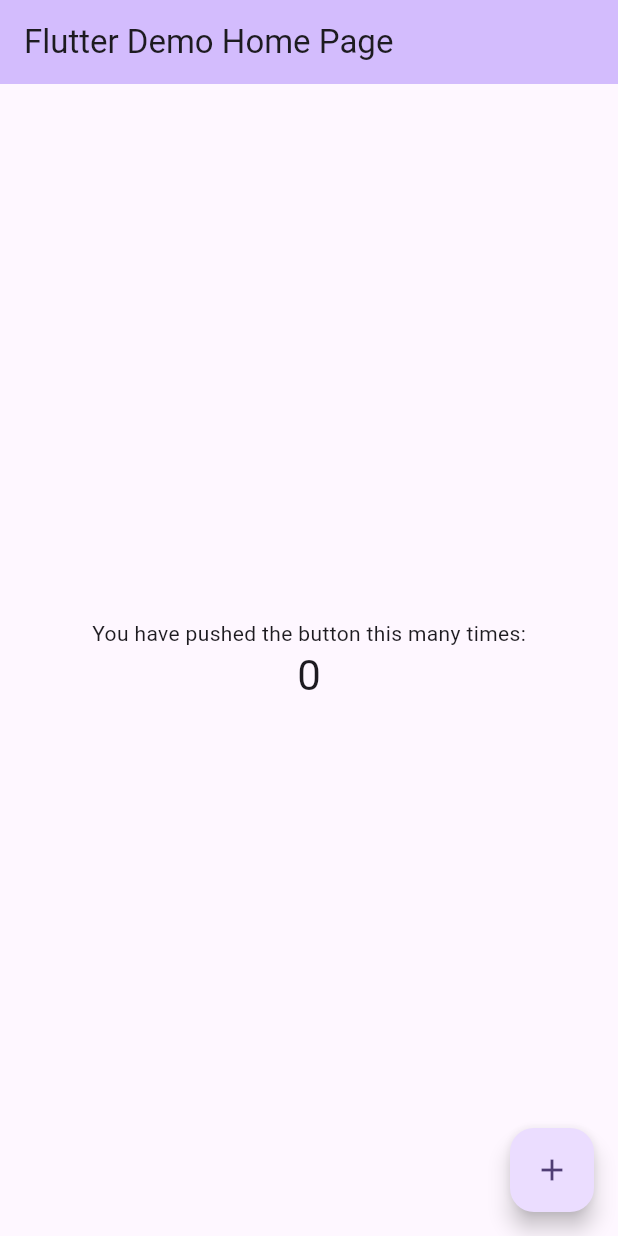
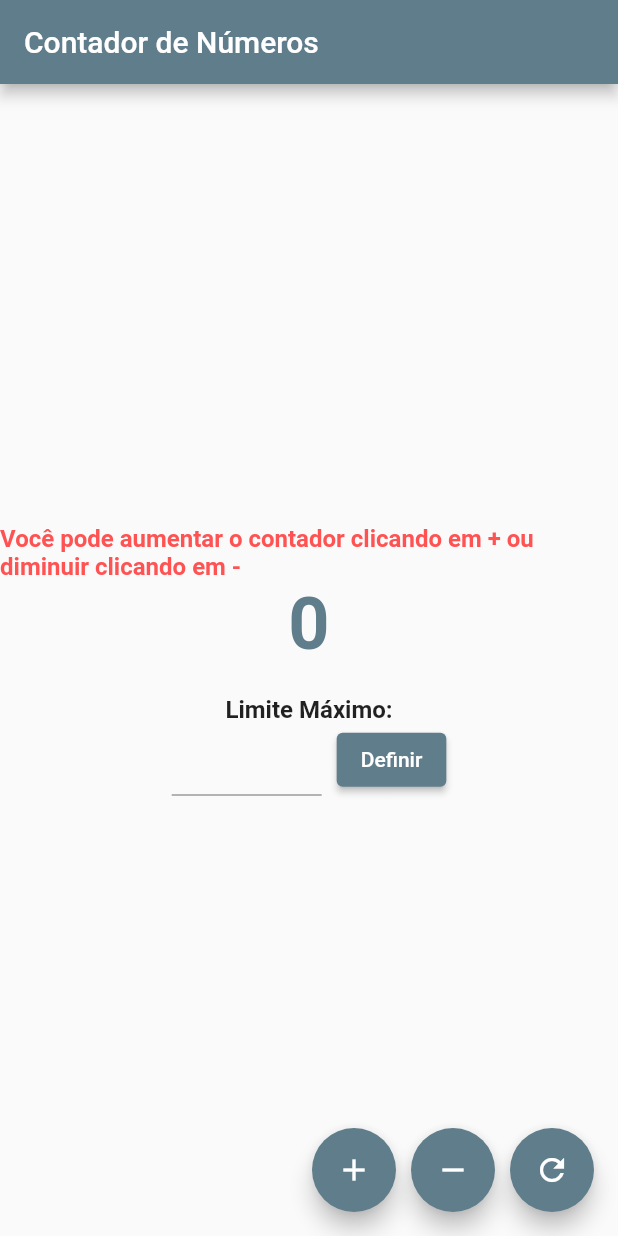
Before and after one commit to andremachadol/meuappflutter, a Flutter app: the screen it shows after launch, on a phone screen of 412 x 824 dp. Run offline on Flutter 3.47's test engine with Material 2 defaults, Android fonts, the phone set to English and light mode, and no system bars.

Commit message:
App com contador

```diff
--- a/lib/main.dart
+++ b/lib/main.dart
@@ -5,121 +5,181 @@ void main() {
 }
 
 class MyApp extends StatelessWidget {
-  const MyApp({super.key});
+  const MyApp({Key? key}) : super(key: key);
 
-  // This widget is the root of your application.
   @override
   Widget build(BuildContext context) {
     return MaterialApp(
       title: 'Flutter Demo',
       theme: ThemeData(
-        // This is the theme of your application.
-        //
-        // TRY THIS: Try running your application with "flutter run". You'll see
-        // the application has a blue toolbar. Then, without quitting the app,
-        // try changing the seedColor in the colorScheme below to Colors.green
-        // and then invoke "hot reload" (save your changes or press the "hot
-        // reload" button in a Flutter-supported IDE, or press "r" if you used
-        // the command line to start the app).
-        //
-        // Notice that the counter didn't reset back to zero; the application
-        // state is not lost during the reload. To reset the state, use hot
-        // restart instead.
-        //
-        // This works for code too, not just values: Most code changes can be
-        // tested with just a hot reload.
-        colorScheme: ColorScheme.fromSeed(seedColor: Colors.deepPurple),
-        useMaterial3: true,
+        primarySwatch: Colors.blueGrey,
       ),
-      home: const MyHomePage(title: 'Flutter Demo Home Page'),
+      home: const MyHomePage(title: 'Contador de Números'),
     );
   }
 }
 
 class MyHomePage extends StatefulWidget {
-  const MyHomePage({super.key, required this.title});
-
-  // This widget is the home page of your application. It is stateful, meaning
-  // that it has a State object (defined below) that contains fields that affect
-  // how it looks.
-
-  // This class is the configuration for the state. It holds the values (in this
-  // case the title) provided by the parent (in this case the App widget) and
-  // used by the build method of the State. Fields in a Widget subclass are
-  // always marked "final".
+  const MyHomePage({Key? key, required this.title}) : super(key: key);
 
   final String title;
 
   @override
-  State<MyHomePage> createState() => _MyHomePageState();
+  _MyHomePageState createState() => _MyHomePageState();
 }
 
 class _MyHomePageState extends State<MyHomePage> {
   int _counter = 0;
+  int _maxCounterValue = 10;
+  final TextEditingController _maxValueController = TextEditingController();
 
   void _incrementCounter() {
+    if (_counter < _maxCounterValue) {
+      setState(() {
+        _counter++;
+      });
+    } else {
+      _showMaxValueAlert();
+    }
+  }
+
+  void _decrementCounter() {
+    if (_counter > 0) {
+      setState(() {
+        _counter--;
+      });
+    }
+  }
+
+  void _resetCounter() {
     setState(() {
-      // This call to setState tells the Flutter framework that something has
-      // changed in this State, which causes it to rerun the build method below
-      // so that the display can reflect the updated values. If we changed
-      // _counter without calling setState(), then the build method would not be
-      // called again, and so nothing would appear to happen.
-      _counter++;
+      _counter = 0;
     });
+  }
+
+  void _showMaxValueAlert() {
+    showDialog(
+      context: context,
+      builder: (context) {
+        return AlertDialog(
+          title: Text('Limite Atingido'),
+          content: Text('Você atingiu o limite de $_counter.'),
+          actions: <Widget>[
+            TextButton(
+              onPressed: () {
+                Navigator.of(context).pop();
+              },
+              child: const Text('OK'),
+            ),
+          ],
+        );
+      },
+    );
+  }
+
+  void _setCustomMaxValue() {
+    final int? value = int.tryParse(_maxValueController.text);
+    if (value != null && value >= 0) {
+      setState(() {
+        _maxCounterValue = value;
+      });
+    } else {
+      ScaffoldMessenger.of(context).showSnackBar(
+        SnackBar(
+          content: Text('Insira um limite válido.'),
+          duration: Duration(seconds: 2),
+        ),
+      );
+    }
+  }
+
+  @override
+  void dispose() {
+    _maxValueController.dispose();
+    super.dispose();
   }
 
   @override
   Widget build(BuildContext context) {
-    // This method is rerun every time setState is called, for instance as done
-    // by the _incrementCounter method above.
-    //
-    // The Flutter framework has been optimized to make rerunning build methods
-    // fast, so that you can just rebuild anything that needs updating rather
-    // than having to individually change instances of widgets.
     return Scaffold(
       appBar: AppBar(
-        // TRY THIS: Try changing the color here to a specific color (to
-        // Colors.amber, perhaps?) and trigger a hot reload to see the AppBar
-        // change color while the other colors stay the same.
-        backgroundColor: Theme.of(context).colorScheme.inversePrimary,
-        // Here we take the value from the MyHomePage object that was created by
-        // the App.build method, and use it to set our appbar title.
         title: Text(widget.title),
       ),
       body: Center(
-        // Center is a layout widget. It takes a single child and positions it
-        // in the middle of the parent.
         child: Column(
-          // Column is also a layout widget. It takes a list of children and
-          // arranges them vertically. By default, it sizes itself to fit its
-          // children horizontally, and tries to be as tall as its parent.
-          //
-          // Column has various properties to control how it sizes itself and
-          // how it positions its children. Here we use mainAxisAlignment to
-          // center the children vertically; the main axis here is the vertical
-          // axis because Columns are vertical (the cross axis would be
-          // horizontal).
-          //
-          // TRY THIS: Invoke "debug painting" (choose the "Toggle Debug Paint"
-          // action in the IDE, or press "p" in the console), to see the
-          // wireframe for each widget.
           mainAxisAlignment: MainAxisAlignment.center,
           children: <Widget>[
             const Text(
-              'You have pushed the button this many times:',
+              'Você pode aumentar o contador clicando em + ou diminuir clicando em -',
+              style: TextStyle(
+                color: Colors.redAccent,
+                fontWeight: FontWeight.bold,
+                fontSize: 16,
+              ),
             ),
             Text(
               '$_counter',
-              style: Theme.of(context).textTheme.headlineMedium,
+              style: TextStyle(
+                fontSize: 48,
+                color:
+                    _counter >= _maxCounterValue ? Colors.red : Colors.blueGrey,
+                fontWeight: FontWeight.bold,
+              ),
+            ),
+            SizedBox(height: 20),
+            Text(
+              'Limite Máximo:',
+              style: TextStyle(
+                fontSize: 16,
+                fontWeight: FontWeight.bold,
+              ),
+            ),
+            Row(
+              mainAxisAlignment: MainAxisAlignment.center,
+              children: <Widget>[
+                Container(
+                  width: 100,
+                  child: TextField(
+                    controller: _maxValueController,
+                    keyboardType: TextInputType.number,
+                  ),
+                ),
+                SizedBox(width: 10),
+                ElevatedButton(
+                  onPressed: _setCustomMaxValue,
+                  child: Text('Definir'),
+                ),
+              ],
             ),
           ],
         ),
       ),
-      floatingActionButton: FloatingActionButton(
-        onPressed: _incrementCounter,
-        tooltip: 'Increment',
-        child: const Icon(Icons.add),
-      ), // This trailing comma makes auto-formatting nicer for build methods.
+      floatingActionButton: Row(
+        mainAxisAlignment: MainAxisAlignment.end,
+        children: <Widget>[
+          FloatingActionButton(
+            onPressed: _incrementCounter,
+            tooltip: 'Incrementar',
+            child: const Icon(Icons.add),
+          ),
+          const SizedBox(
+            width: 10.0,
+          ),
+          FloatingActionButton(
+            onPressed: _decrementCounter,
+            tooltip: 'Decrementar',
+            child: const Icon(Icons.remove),
+          ),
+          const SizedBox(
+            width: 10.0,
+          ),
+          FloatingActionButton(
+            onPressed: _resetCounter,
+            tooltip: 'Reset',
+            child: const Icon(Icons.refresh),
+          ),
+        ],
+      ),
     );
   }
 }
```
